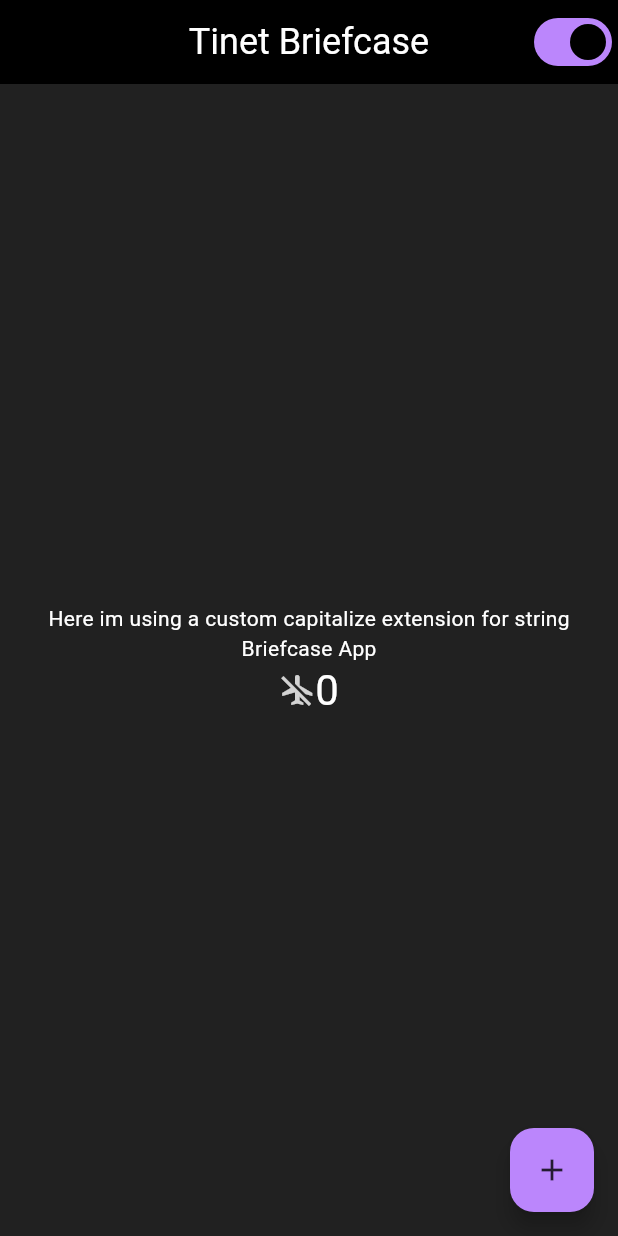
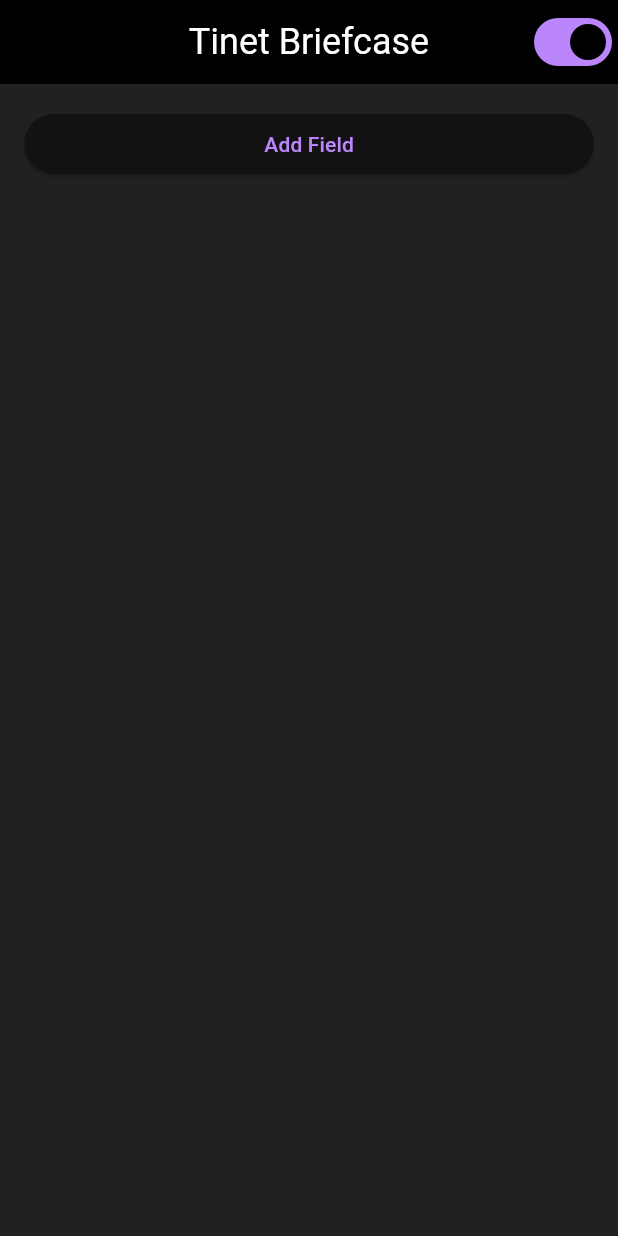
Before and after one commit to wahyubseptian/briefcase, a Flutter app: the MyHomePage screen opened directly, on a phone screen of 412 x 824 dp. Run offline on Flutter 3.47's test engine with Material 3 defaults, Android fonts, the phone set to English and light mode, and no system bars; our stand-ins replace cached_network_image, shared_preferences, smooth_page_indicator; accounts and stored records are empty.

Commit message:
dynamic form

```diff
--- /dev/null
+++ b/lib/page/dynamic_form/dynamic_form.dart
@@ -0,0 +1,126 @@
+import 'package:flutter/material.dart';
+import 'package:wahyubseptian_briefcase/page/dynamic_form/pop_up_form.dart';
+
+class DynamicForm extends StatefulWidget {
+  const DynamicForm({super.key});
+
+  @override
+  // ignore: library_private_types_in_public_api
+  _DynamicFormState createState() => _DynamicFormState();
+}
+
+class _DynamicFormState extends State<DynamicForm> {
+  List<TextEditingController> type = [];
+  List<TextEditingController> weight = [];
+
+  @override
+  Widget build(BuildContext context) {
+    return Padding(
+      padding: const EdgeInsets.all(16.0),
+      child: Column(
+        children: [
+          Expanded(
+            child: ListView.builder(
+              itemCount: type.length + 1,
+              itemBuilder: (context, index) {
+                void setType(
+                  String setTypeData,
+                ) {
+                  setState(() {
+                    type[index].text = setTypeData;
+                    // weight[index].text = setAmount;
+                  });
+                }
+
+                void setAmount(
+                  String setAmountData,
+                ) {
+                  setState(() {
+                    weight[index].text = setAmountData;
+                    // weight[index].text = setAmount;
+                  });
+                }
+
+                if (index == type.length) {
+                  return ElevatedButton(
+                    onPressed: _addFormField,
+                    child: const Text('Add Field'),
+                  );
+                }
+                return Container(
+                  margin: const EdgeInsets.only(bottom: 8),
+                  padding: const EdgeInsets.symmetric(
+                    vertical: 8,
+                    horizontal: 12,
+                  ),
+                  decoration: BoxDecoration(
+                    color: Theme.of(context).primaryColor,
+                    borderRadius: BorderRadius.circular(8),
+                  ),
+                  width: MediaQuery.of(context).size.width,
+                  child: Row(
+                    mainAxisAlignment: MainAxisAlignment.spaceBetween,
+                    children: [
+                      InkWell(
+                        onTap: () {
+                          CustomDialog.show(
+                            context: context,
+                            typeCallback: setType,
+                            amountCallback: setAmount,
+                          );
+                        },
+                        child: Column(
+                          mainAxisAlignment: MainAxisAlignment.start,
+                          crossAxisAlignment: CrossAxisAlignment.start,
+                          children: [
+                            Row(
+                              children: [
+                                const Text("type: "),
+                                Text(type[index].text),
+                              ],
+                            ),
+                            const SizedBox(
+                              height: 12,
+                            ),
+                            Row(
+                              children: [
+                                const Text("amount: "),
+                                Text("${weight[index].text}  Pcs"),
+                              ],
+                            ),
+                          ],
+                        ),
+                      ),
+                      const SizedBox(
+                        width: 40,
+                      ),
+                      Flexible(
+                        flex: 1,
+                        child: InkWell(
+                          onTap: () {
+                            setState(() {
+                              type.removeAt(index);
+                              weight.removeAt(index);
+                            });
+                          },
+                          child: const Icon(Icons.delete),
+                        ),
+                      ),
+                    ],
+                  ),
+                );
+              },
+            ),
+          ),
+        ],
+      ),
+    );
+  }
+
+  void _addFormField() {
+    setState(() {
+      type.add(TextEditingController());
+      weight.add(TextEditingController());
+    });
+  }
+}
--- a/lib/page/home/home.dart
+++ b/lib/page/home/home.dart
@@ -1,6 +1,6 @@
 import 'package:flutter/material.dart';
+import 'package:wahyubseptian_briefcase/page/dynamic_form/dynamic_form.dart';
 import 'package:wahyubseptian_briefcase/theme/change_theme.dart';
-import 'package:wahyubseptian_briefcase/tools/extension.dart';
 
 class MyHomePage extends StatefulWidget {
   static const routeName = '/homePage';
@@ -34,35 +34,37 @@ class _MyHomePageState extends State<MyHomePage> {
         ),
         actions: const [ChangeTheme()],
       ),
-      body: Center(
-        child: Column(
-          mainAxisAlignment: MainAxisAlignment.center,
-          children: <Widget>[
-            Text(
-              'here im using a custom capitalize extension for string'
-                  .capitalize(),
-            ),
-            const Text(
-              'Briefcase App',
-            ),
-            Row(
-              mainAxisAlignment: MainAxisAlignment.center,
-              children: [
-                const Icon(Icons.airplanemode_inactive_sharp),
-                Text(
-                  '$_counter',
-                  style: Theme.of(context).textTheme.headlineMedium,
-                ),
-              ],
-            ),
-          ],
-        ),
-      ),
-      floatingActionButton: FloatingActionButton(
-        onPressed: _incrementCounter,
-        tooltip: 'Increment',
-        child: const Icon(Icons.add),
-      ),
+      body: const DynamicForm(),
+
+      // Center(
+      //   child: Column(
+      //     mainAxisAlignment: MainAxisAlignment.center,
+      //     children: <Widget>[
+      //       Text(
+      //         'here im using a custom capitalize extension for string'
+      //             .capitalize(),
+      //       ),
+      //       const Text(
+      //         'Briefcase App',
+      //       ),
+      //       Row(
+      //         mainAxisAlignment: MainAxisAlignment.center,
+      //         children: [
+      //           const Icon(Icons.airplanemode_inactive_sharp),
+      //           Text(
+      //             '$_counter',
+      //             style: Theme.of(context).textTheme.headlineMedium,
+      //           ),
+      //         ],
+      //       ),
+      //     ],
+      //   ),
+      // ),
+      // floatingActionButton: FloatingActionButton(
+      //   onPressed: _incrementCounter,
+      //   tooltip: 'Increment',
+      //   child: const Icon(Icons.add),
+      // ),
     );
   }
 }
```
Also changed, not shown: lib/page/dynamic_form/pop_up_form.dart (added, +165 -0 lines).
